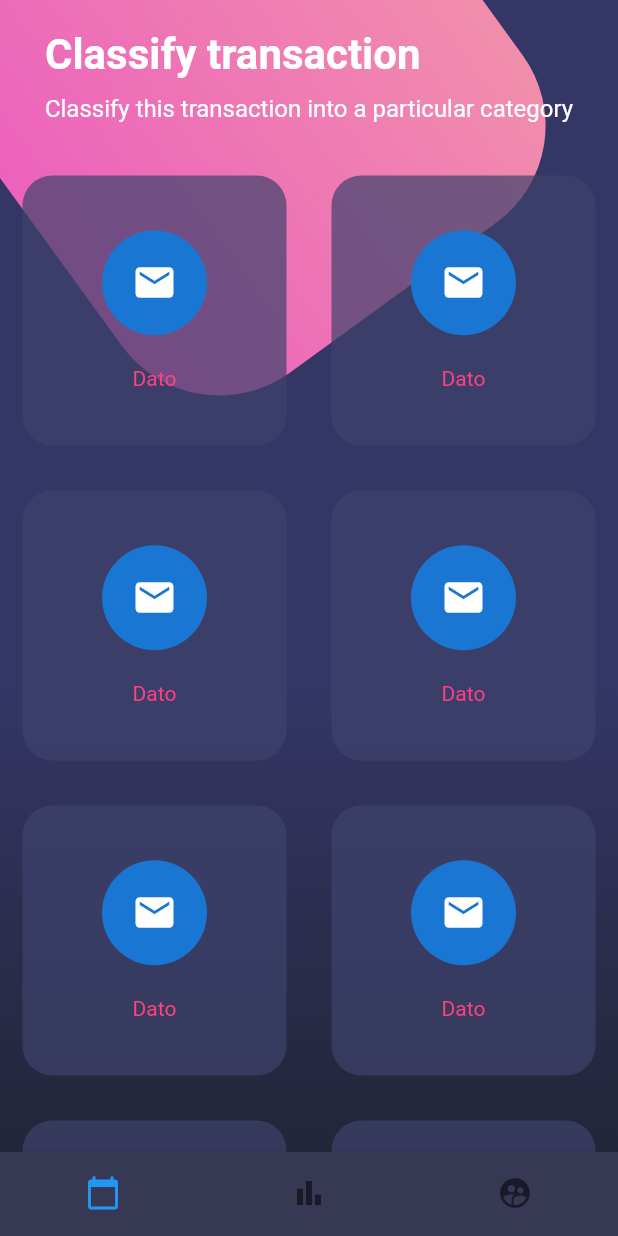
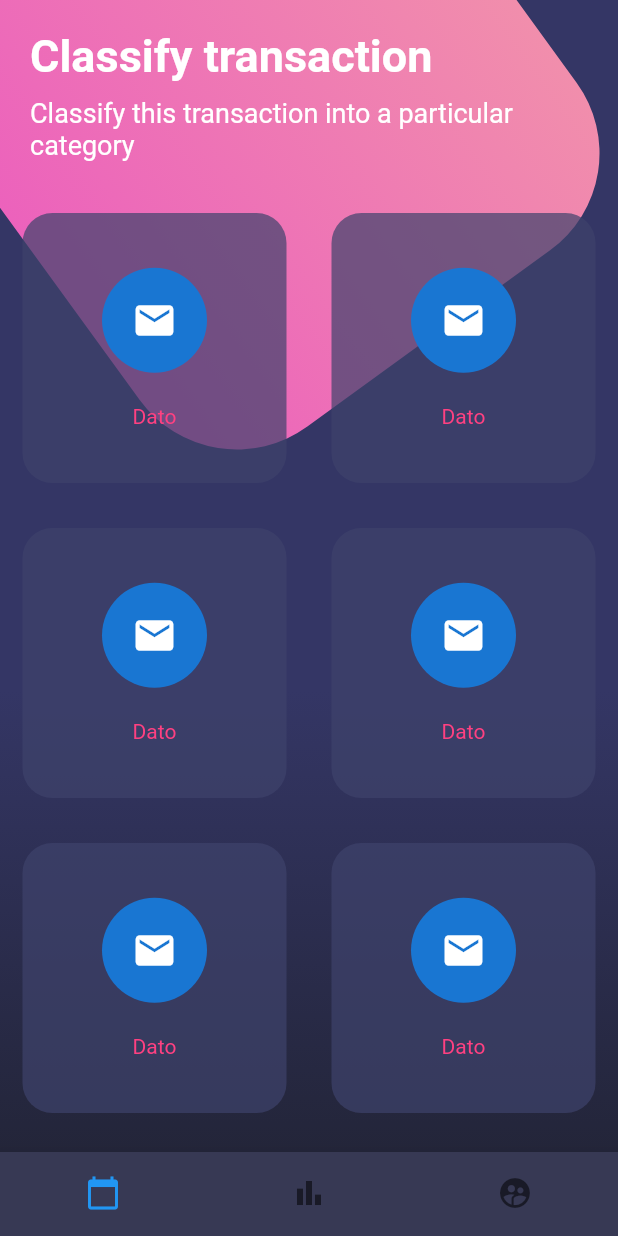
Before and after one commit to CodingCarnage/CursoFlutter_FH_Disenos, a Flutter app: the screen it shows after launch, on a phone screen of 412 x 824 dp. Run offline on Flutter 3.47's test engine with Material 2 defaults, Android fonts, the phone set to English and light mode, and no system bars.

Commit message:
Correción de tamaños

```diff
--- a/lib/src/pages/menu_page.dart
+++ b/lib/src/pages/menu_page.dart
@@ -43,8 +43,8 @@ class MenuPage extends StatelessWidget {
     final blob = Transform.rotate(
       angle: -pi / 5.0,
       child: Container(
-        height: 330.0,
-        width: 330.0,
+        height: 360.0,
+        width: 360.0,
         decoration: BoxDecoration(
           gradient: LinearGradient(colors: [
             Color.fromRGBO(236, 98, 188, 1.0),
@@ -58,7 +58,10 @@ class MenuPage extends StatelessWidget {
     return Stack(
       children: <Widget>[
         gradient,
-        Positioned(child: blob, top: -100.0),
+        Positioned(
+          child: blob,
+          top: -100.0,
+        ),
       ],
     );
   }
@@ -74,7 +77,7 @@ class MenuPage extends StatelessWidget {
               'Classify transaction',
               style: TextStyle(
                 color: Colors.white,
-                fontSize: 28.0,
+                fontSize: 30.0,
                 fontWeight: FontWeight.bold,
               ),
             ),
@@ -85,7 +88,7 @@ class MenuPage extends StatelessWidget {
               'Classify this transaction into a particular category',
               style: TextStyle(
                 color: Colors.white,
-                fontSize: 16.0,
+                fontSize: 18.0,
               ),
             ),
           ],
```
